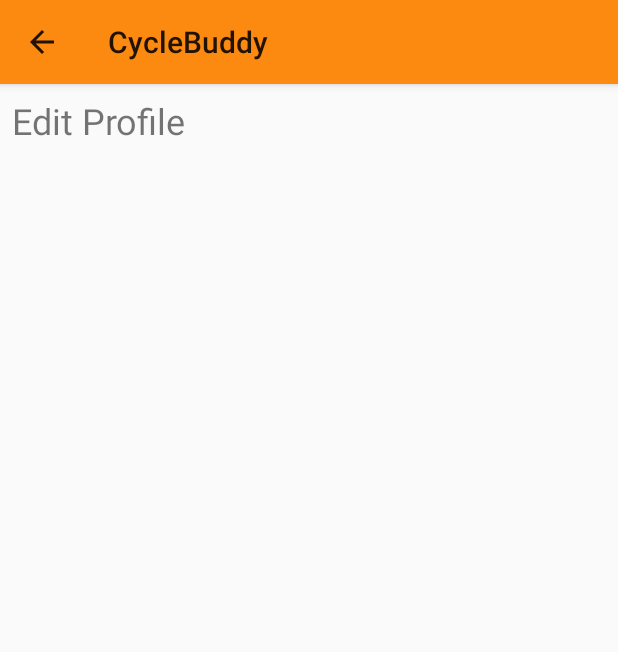
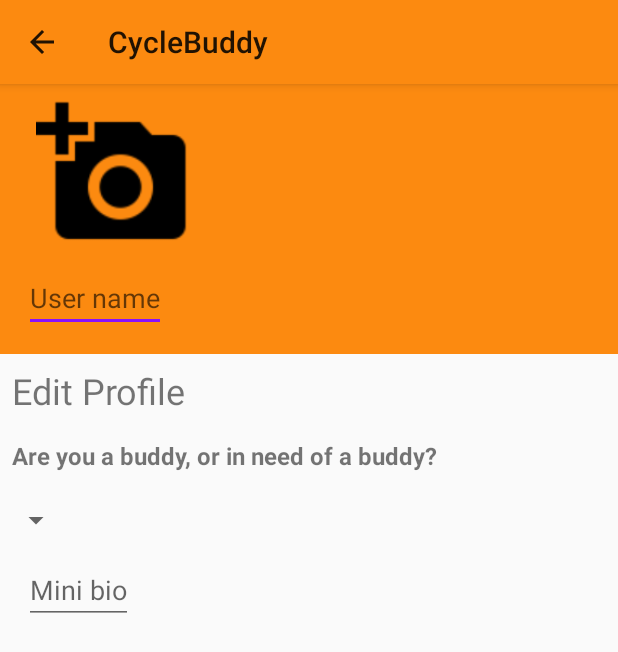
Before and after one commit to Izzy3145/CycleBuddy, an Android app: the ViewProfileActivity screen opened directly, with no data from a screen before it, in the options menu, after a tap on "Edit Profile", on a phone screen of 412 x 824 dp. Shown: the top 652 px of the screen. Run offline under Robolectric (Android 15) with nearby library versions, the light colour scheme and no system bars; our stand-ins replace ButterKnife; libraries missing offline, so code that uses them is left out: com.firebase.ui.

Commit message:
Edit profile layout changed

```diff
--- a/app/src/main/AndroidManifest.xml
+++ b/app/src/main/AndroidManifest.xml
@@ -17,7 +17,7 @@
             </intent-filter>
         </activity>
 
-        <activity android:name=".ProfileActivity"
+        <activity android:name=".ViewProfileActivity"
             android:parentActivityName=".MainActivity">
             <meta-data
                 android:name="android.support.PARENT_ACTIVITY"
@@ -25,10 +25,10 @@
         </activity>
 
         <activity android:name=".EditProfileActivity"
-            android:parentActivityName=".ProfileActivity">
+            android:parentActivityName=".ViewProfileActivity">
             <meta-data
                 android:name="android.support.PARENT_ACTIVITY"
-                android:value=".ProfileActivity" />
+                android:value=".ViewProfileActivity" />
         </activity>
     </application>
 
--- a/app/src/main/java/com/example/android/cyclebuddy/EditProfileActivity.java
+++ b/app/src/main/java/com/example/android/cyclebuddy/EditProfileActivity.java
@@ -12,6 +12,10 @@ public class EditProfileActivity extends AppCompatActivity {
 
     //TODO: enable writing to database
     //TODO: add changes listener with "Discard" dialogue
+
+    //TODO: either open with a Uri (editing existing profile), or no Uri (new profile)
+    //TODO: add setOnTouchListeners to all edit texts and buttons
+
 
     @BindView(R.id.edit_profile_toolbar) Toolbar editProfileToolbar;
 
--- a/app/src/main/java/com/example/android/cyclebuddy/MainActivity.java
+++ b/app/src/main/java/com/example/android/cyclebuddy/MainActivity.java
@@ -109,7 +109,7 @@ public class MainActivity extends AppCompatActivity implements RideFragment.OnNa
     public boolean onOptionsItemSelected(MenuItem item) {
         switch (item.getItemId()){
             case R.id.view_own_profile:
-                Intent startProfileActivity = new Intent(this, ProfileActivity.class);
+                Intent startProfileActivity = new Intent(this, ViewProfileActivity.class);
                 startActivity(startProfileActivity);
                 //TODO: send an intent data so that the right version of view profile will open
                 return true;
--- a/app/src/main/java/com/example/android/cyclebuddy/ProfileActivity.java
+++ b/app/src/main/java/com/example/android/cyclebuddy/ViewProfileActivity.java
@@ -16,7 +16,7 @@ import com.firebase.ui.auth.AuthUI;
 import butterknife.BindView;
 import butterknife.ButterKnife;
 
-public class ProfileActivity extends AppCompatActivity {
+public class ViewProfileActivity extends AppCompatActivity {
 
     @BindView(R.id.profile_toolbar) Toolbar profileToolbar;
     //TODO: enable reading from database
--- a/app/src/main/res/layout/activity_edit_profile.xml
+++ b/app/src/main/res/layout/activity_edit_profile.xml
@@ -16,6 +16,29 @@
         android:theme="@style/ThemeOverlay.AppCompat.ActionBar"
         app:popupTheme="@style/ThemeOverlay.AppCompat.Light"/>
 
+    <LinearLayout
+        android:layout_width="match_parent"
+        android:layout_height="180dp"
+        android:background="@color/colorPrimary"
+        android:orientation="vertical">
+
+        <ImageView
+            android:id="@+id/image_view"
+            android:layout_width="@dimen/image_size"
+            android:layout_height="@dimen/image_size"
+            android:padding="@dimen/medium_border"
+            android:layout_marginLeft="@dimen/large_border"
+            app:srcCompat="@drawable/ic_add_a_photo" />
+
+        <EditText
+            android:id="@+id/name_edit_text"
+            android:layout_width="wrap_content"
+            android:layout_height="wrap_content"
+            android:hint="@string/name"
+            android:layout_marginLeft="@dimen/large_border"/>
+
+    </LinearLayout>
+
     <TextView
         android:layout_width="wrap_content"
         android:layout_height="wrap_content"
@@ -24,10 +47,30 @@
         android:layout_marginStart="8dp"
         android:layout_marginTop="8dp"
         android:text="@string/edit_profile"
-        android:textSize="24sp"
-        app:layout_constraintBottom_toBottomOf="parent"
-        app:layout_constraintEnd_toEndOf="parent"
-        app:layout_constraintStart_toStartOf="parent"
-        app:layout_constraintTop_toTopOf="parent" />
+        android:textSize="24sp" />
+
+    <TextView
+        android:layout_width="wrap_content"
+        android:layout_height="wrap_content"
+        android:padding="@dimen/medium_border"
+        android:text="@string/buddy_type"
+        android:textSize="@dimen/large_text"
+        android:textStyle="bold" />
+
+    <Spinner
+        android:id="@+id/spinner_type"
+        android:layout_width="wrap_content"
+        android:layout_height="48dp"
+        android:padding="@dimen/medium_border"
+        android:spinnerMode="dropdown" />
+
+    <EditText
+        android:id="@+id/bio_edit_text"
+        android:layout_width="wrap_content"
+        android:layout_height="wrap_content"
+        android:hint="@string/mini_bio"
+        android:layout_marginLeft="@dimen/large_border"/>
+
+
 
 </LinearLayout>
--- a/app/src/main/res/layout/activity_profile.xml
+++ b/app/src/main/res/layout/activity_profile.xml
@@ -5,7 +5,7 @@
     android:layout_width="match_parent"
     android:layout_height="match_parent"
     android:orientation="vertical"
-    tools:context=".ProfileActivity">
+    tools:context=".ViewProfileActivity">
 
     <android.support.v7.widget.Toolbar
         android:id="@+id/profile_toolbar"
--- /dev/null
+++ b/app/src/main/res/values/dimens.xml
@@ -0,0 +1,10 @@
+<?xml version="1.0" encoding="utf-8"?>
+<resources>
+    <dimen name="image_size">120dp</dimen>
+    <dimen name="small_border">4dp</dimen>
+    <dimen name="medium_border">8dp</dimen>
+    <dimen name="large_border">16dp</dimen>
+    <dimen name="small_text">14sp</dimen>
+    <dimen name="large_text">16sp</dimen>
+    <dimen name="title_text">20sp</dimen>
+</resources>
--- a/app/src/main/res/values/strings.xml
+++ b/app/src/main/res/values/strings.xml
@@ -17,4 +17,11 @@
     <string name="searchsplash">Search Splash Fragment</string>
     <string name="offersplash">Offer Splash Fragment</string>
 
+    <!-- profile strings -->
+    <string name="name">User name</string>
+    <string name="mini_bio">Mini bio</string>
+    <string name="buddy_type">Are you a buddy, or in need of a buddy?</string>
+
+
+
 </resources>
```
Also changed, not shown: app/src/main/res/drawable/ic_add_a_photo.png (added).
